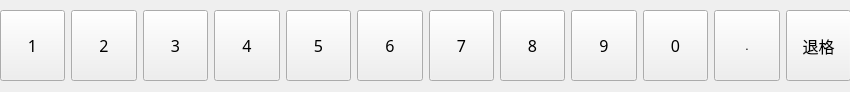
Old version of the form digitalinputpanel.ui in the repository alphonso64/EnergyBox.
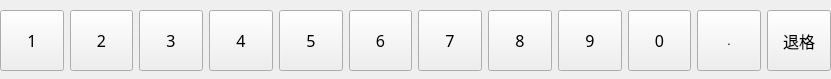
New version of the form.

Patch:
```diff
--- a/digitalinputpanel.ui
+++ b/digitalinputpanel.ui
@@ -6,8 +6,8 @@
    <rect>
     <x>0</x>
     <y>0</y>
-    <width>850</width>
-    <height>92</height>
+    <width>831</width>
+    <height>79</height>
    </rect>
   </property>
   <property name="windowTitle">
@@ -39,8 +39,8 @@
     <rect>
      <x>0</x>
      <y>10</y>
-     <width>851</width>
-     <height>71</height>
+     <width>831</width>
+     <height>61</height>
     </rect>
    </property>
    <layout class="QHBoxLayout" name="horizontalLayout">
```
